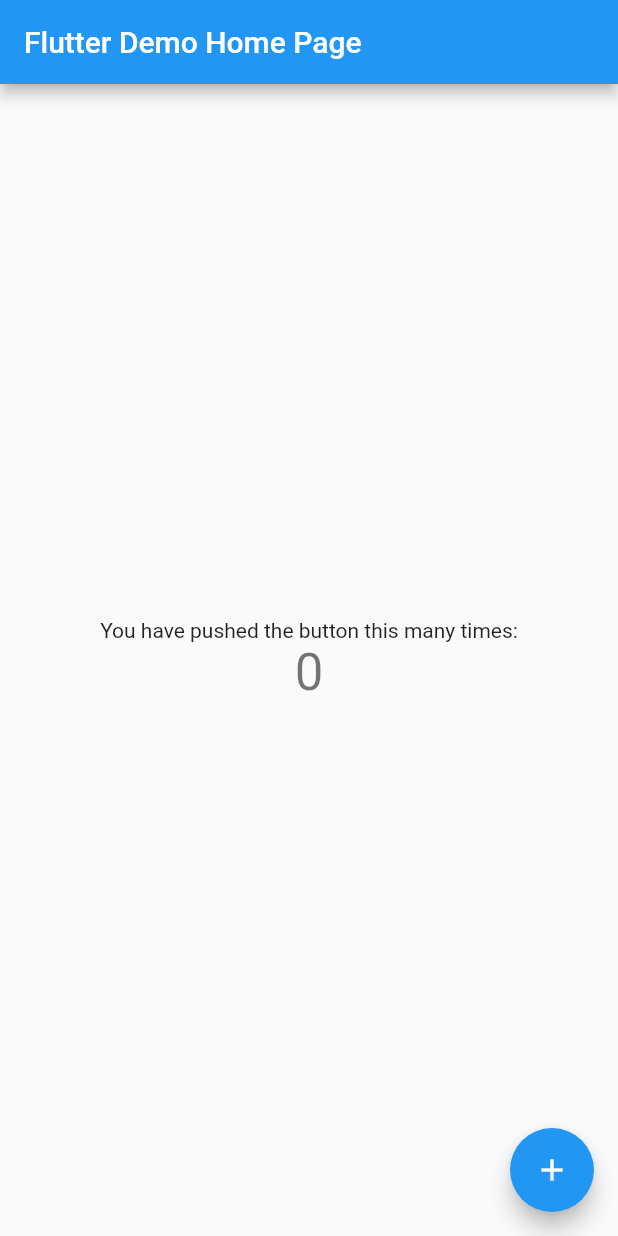
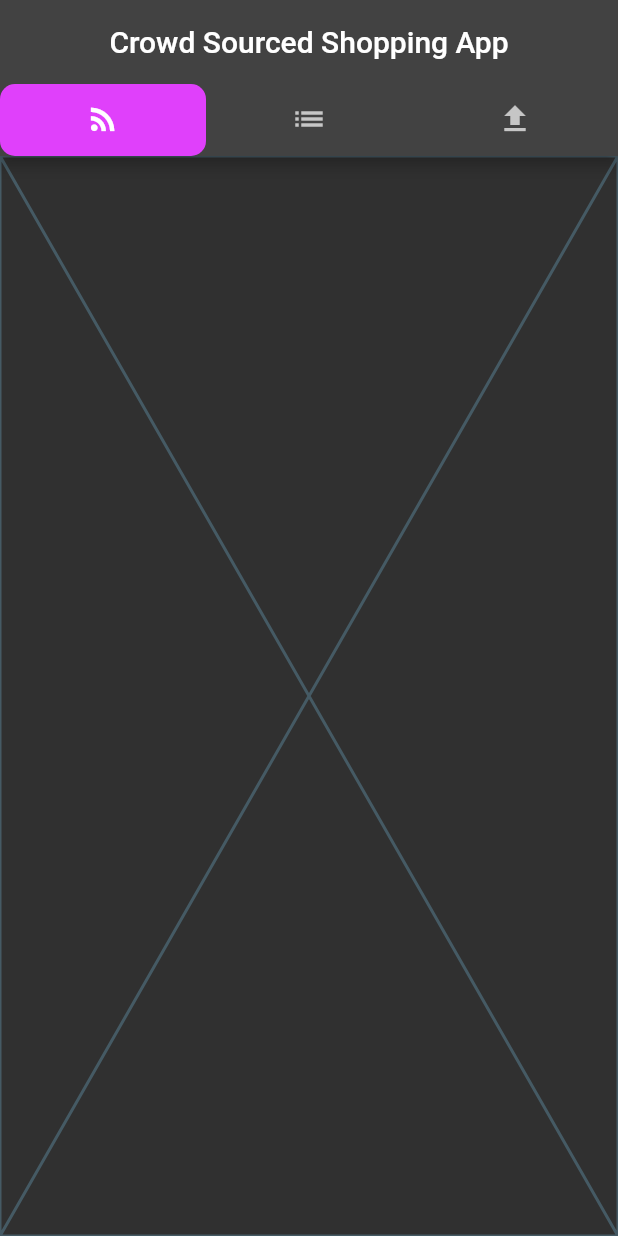
Before and after one commit to lmoyle1989/crowd_sourced_shopping_app, a Flutter app: the screen it shows after launch, on a phone screen of 412 x 824 dp. Run offline on Flutter 3.47's test engine with Material 2 defaults, Android fonts, the phone set to English and light mode, and no system bars.

Commit message:
add first widget and models

```diff
--- /dev/null
+++ b/flutter/lib/app.dart
@@ -0,0 +1,16 @@
+import 'package:flutter/material.dart';
+import 'package:crowd_sourced_shopping_app/components/main_tab_controller.dart';
+
+class App extends StatelessWidget {
+  App({Key? key}) : super(key: key);
+
+  @override
+  Widget build(BuildContext context) {
+    return MaterialApp(
+      title: "Crowd Sourced Shopping App",
+      theme: ThemeData.dark(),
+      home:
+          MainTabController(), //first page will actually be login/register page
+    );
+  }
+}
--- /dev/null
+++ b/flutter/lib/components/main_tab_controller.dart
@@ -0,0 +1,43 @@
+import 'package:flutter/material.dart';
+import 'package:crowd_sourced_shopping_app/screens/live_feed_screen.dart';
+import 'package:crowd_sourced_shopping_app/screens/shopping_lists_screen.dart';
+import 'package:crowd_sourced_shopping_app/screens/upload_screen.dart';
+
+class MainTabController extends StatelessWidget {
+  static const List<Tab> _tabs = [
+    Tab(icon: Icon(Icons.rss_feed)),
+    Tab(icon: Icon(Icons.list)),
+    Tab(icon: Icon(Icons.upload)),
+  ];
+
+  final List<Widget> _screens = [
+    const LiveFeedScreen(),
+    const ShoppingListsScreen(),
+    const UploadScreen(),
+  ];
+
+  MainTabController({Key? key}) : super(key: key);
+
+  @override
+  Widget build(BuildContext context) {
+    return DefaultTabController(
+      length: _tabs.length,
+      initialIndex: 0,
+      child: Scaffold(
+        appBar: AppBar(
+          title: const Text("Crowd Sourced Shopping App"),
+          bottom: TabBar(
+            tabs: _tabs,
+            indicator: BoxDecoration(
+                color: Colors.purpleAccent,
+                borderRadius: BorderRadius.circular(10)),
+          ),
+          centerTitle: true,
+        ),
+        body: TabBarView(
+          children: _screens,
+        ),
+      ),
+    );
+  }
+}
--- a/flutter/lib/main.dart
+++ b/flutter/lib/main.dart
@@ -1,115 +1,9 @@
 import 'package:flutter/material.dart';
+//import 'package:firebase_core/firebase_core.dart';
+import 'app.dart';
 
-void main() {
-  runApp(const MyApp());
+Future<void> main() async {
+  WidgetsFlutterBinding.ensureInitialized();
+  //await Firebase.initializeApp();
+  runApp(App());
 }
-
-class MyApp extends StatelessWidget {
-  const MyApp({Key? key}) : super(key: key);
-
-  // This widget is the root of your application.
-  @override
-  Widget build(BuildContext context) {
-    return MaterialApp(
-      title: 'Flutter Demo',
-      theme: ThemeData(
-        // This is the theme of your application.
-        //
-        // Try running your application with "flutter run". You'll see the
-        // application has a blue toolbar. Then, without quitting the app, try
-        // changing the primarySwatch below to Colors.green and then invoke
-        // "hot reload" (press "r" in the console where you ran "flutter run",
-        // or simply save your changes to "hot reload" in a Flutter IDE).
-        // Notice that the counter didn't reset back to zero; the application
-        // is not restarted.
-        primarySwatch: Colors.blue,
-      ),
-      home: const MyHomePage(title: 'Flutter Demo Home Page'),
-    );
-  }
-}
-
-class MyHomePage extends StatefulWidget {
-  const MyHomePage({Key? key, required this.title}) : super(key: key);
-
-  // This widget is the home page of your application. It is stateful, meaning
-  // that it has a State object (defined below) that contains fields that affect
-  // how it looks.
-
-  // This class is the configuration for the state. It holds the values (in this
-  // case the title) provided by the parent (in this case the App widget) and
-  // used by the build method of the State. Fields in a Widget subclass are
-  // always marked "final".
-
-  final String title;
-
-  @override
-  State<MyHomePage> createState() => _MyHomePageState();
-}
-
-class _MyHomePageState extends State<MyHomePage> {
-  int _counter = 0;
-
-  void _incrementCounter() {
-    setState(() {
-      // This call to setState tells the Flutter framework that something has
-      // changed in this State, which causes it to rerun the build method below
-      // so that the display can reflect the updated values. If we changed
-      // _counter without calling setState(), then the build method would not be
-      // called again, and so nothing would appear to happen.
-      _counter++;
-    });
-  }
-
-  @override
-  Widget build(BuildContext context) {
-    // This method is rerun every time setState is called, for instance as done
-    // by the _incrementCounter method above.
-    //
-    // The Flutter framework has been optimized to make rerunning build methods
-    // fast, so that you can just rebuild anything that needs updating rather
-    // than having to individually change instances of widgets.
-    return Scaffold(
-      appBar: AppBar(
-        // Here we take the value from the MyHomePage object that was created by
-        // the App.build method, and use it to set our appbar title.
-        title: Text(widget.title),
-      ),
-      body: Center(
-        // Center is a layout widget. It takes a single child and positions it
-        // in the middle of the parent.
-        child: Column(
-          // Column is also a layout widget. It takes a list of children and
-          // arranges them vertically. By default, it sizes itself to fit its
-          // children horizontally, and tries to be as tall as its parent.
-          //
-          // Invoke "debug painting" (press "p" in the console, choose the
-          // "Toggle Debug Paint" action from the Flutter Inspector in Android
-          // Studio, or the "Toggle Debug Paint" command in Visual Studio Code)
-          // to see the wireframe for each widget.
-          //
-          // Column has various properties to control how it sizes itself and
-          // how it positions its children. Here we use mainAxisAlignment to
-          // center the children vertically; the main axis here is the vertical
-          // axis because Columns are vertical (the cross axis would be
-          // horizontal).
-          mainAxisAlignment: MainAxisAlignment.center,
-          children: <Widget>[
-            const Text(
-              'You have pushed the button this many times:',
-            ),
-            Text(
-              '$_counter',
-              style: Theme.of(context).textTheme.headline4,
-            ),
-          ],
-        ),
-      ),
-      floatingActionButton: FloatingActionButton(
-        onPressed: _incrementCounter,
-        tooltip: 'Increment',
-        child: const Icon(Icons.add),
-      ), // This trailing comma makes auto-formatting nicer for build methods.
-    );
-  }
-}
--- /dev/null
+++ b/flutter/lib/models/barcode.dart
@@ -0,0 +1 @@
+class Barcode {}
--- /dev/null
+++ b/flutter/lib/models/user.dart
@@ -0,0 +1 @@
+class User {}
--- /dev/null
+++ b/flutter/lib/screens/live_feed_screen.dart
@@ -0,0 +1,10 @@
+import 'package:flutter/material.dart';
+
+class LiveFeedScreen extends StatelessWidget {
+  const LiveFeedScreen({Key? key}) : super(key: key);
+
+  @override
+  Widget build(BuildContext context) {
+    return Placeholder();
+  }
+}
```
Also changed, not shown: flutter/lib/models/shopping_list.dart (added, +9 -0 lines), flutter/lib/models/shopping_list_item.dart (added, +7 -0 lines), flutter/lib/models/upload.dart (added, +23 -0 lines), flutter/lib/screens/shopping_lists_screen.dart (added, +10 -0 lines), flutter/lib/screens/upload_screen.dart (added, +10 -0 lines), flutter/lib/screens/user_profile_screen.dart (added, +10 -0 lines), flutter/pubspec.yaml (+2 -67 lines), flutter/pubspec.lock, 2 other files.
